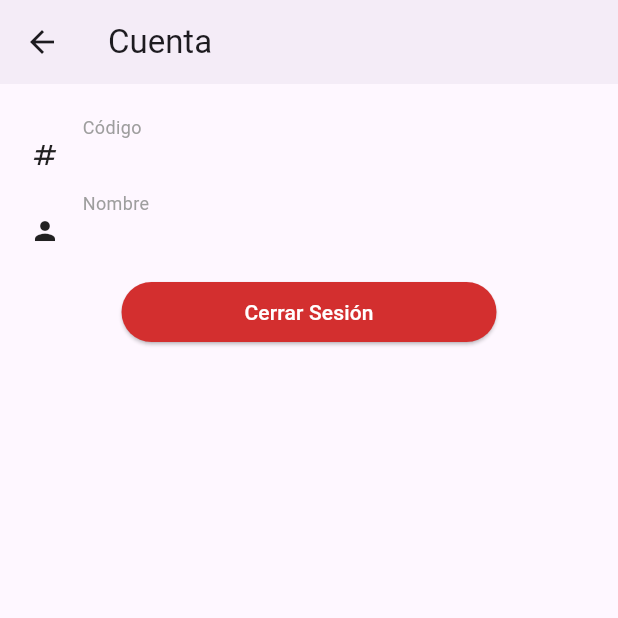
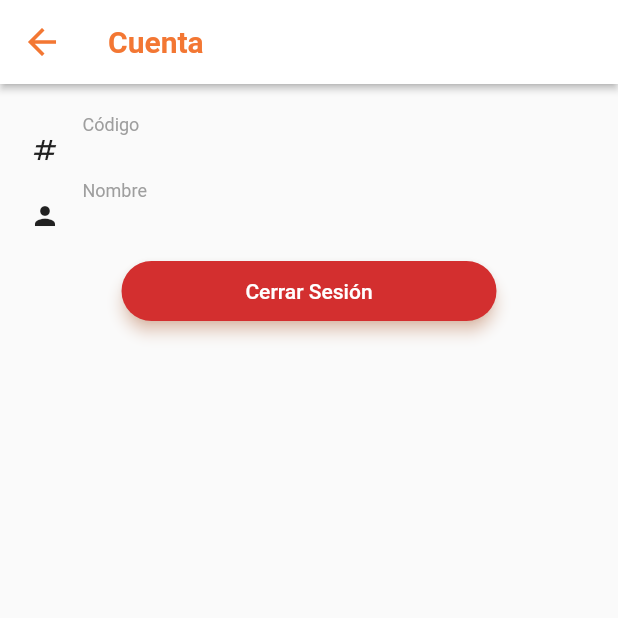
Before and after one commit to JesusPerezIMD/bconnect-darwin-app, a Flutter app: the AccountPage screen opened directly, on a phone screen of 412 x 824 dp, the top half of it. Run offline on Flutter 3.47's test engine with Material 2 defaults, Android fonts, the phone set to English and light mode, and no system bars; our stand-ins replace flutter_easyloading, geolocator, google_maps_flutter, share_plus, shared_preferences; missing offline and left inert: dart:html; accounts and stored records are empty; Roboto replaces fonts that are missing (Roboto-Bold).

Commit message:
APLICACION VACIA

```diff
--- /dev/null
+++ b/lib/app.dart
@@ -0,0 +1,33 @@
+import 'package:bconnect_darwin_app/app_route.dart';
+import 'package:bconnect_darwin_app/app_theme.dart';
+import 'package:bconnect_darwin_app/views/login_view.dart';
+import 'package:flutter/material.dart';
+import 'package:flutter_localizations/flutter_localizations.dart';
+
+class App extends StatelessWidget {
+  final Widget? home;
+  final String? token;
+
+  const App(
+      {this.home, this.token, Key? key, required TransitionBuilder builder})
+      : super(key: key);
+
+  @override
+  Widget build(BuildContext context) {
+    return MaterialApp(
+      debugShowCheckedModeBanner: false,
+      localizationsDelegates: const [
+        GlobalMaterialLocalizations.delegate,
+        GlobalWidgetsLocalizations.delegate,
+        GlobalCupertinoLocalizations.delegate,
+      ],
+      supportedLocales: const [
+        Locale('es', 'es_mx'),
+      ],
+      theme: AppTheme.lightTheme,
+      title: 'BConnect Forms - Clientes',
+      home: home ?? const LoginPage(),
+      routes: AppRoute.getRoutes(),
+    );
+  }
+}
--- a/lib/app_route.dart
+++ b/lib/app_route.dart
@@ -1,7 +1,7 @@
 import 'package:bconnect_darwin_app/models/bc_colaborador.dart';
 import 'package:bconnect_darwin_app/models/bc_user.dart';
 import 'package:bconnect_darwin_app/views/account/account_view.dart';
-import 'package:bconnect_darwin_app/views/encuestas/encuestas_view.dart';
+import 'package:bconnect_darwin_app/views/busqueda/busquedas_view.dart';
 import 'package:flutter/material.dart';
 
 import 'menu.dart';
@@ -31,7 +31,7 @@ class AppRoute {
       label: 'Inicio',
       route: 'Inicio',
       icon: Icons.edit_note,
-      screen: const EncuestasPage(),
+      screen: const BusquedasPage(),
     ),
     AppRouteItem(
       label: 'Cuenta',
--- /dev/null
+++ b/lib/app_theme.dart
@@ -0,0 +1,102 @@
+import 'package:flutter/material.dart';
+
+import 'helpers/fonts_helper.dart';
+
+class AppTheme {
+  static const double globalElevation = 0;
+  static const primaryColor = Color(0xFFF37733);
+  static const secundaryColor = Color(0xFF54585A);
+  static const primaryColorTxt = Color.fromARGB(100, 0, 0, 0);
+  static const secundaryColorTxt = Color.fromARGB(43, 0, 0, 0);
+  static const inputFillColor = Color.fromRGBO(242, 242, 242, 1);
+  static const inputBorderFillColor = Color(0xFF9FA1A4);
+  static const inputFontColor = Color.fromARGB(43, 0, 0, 0);
+  static const inputLabelColor = Color.fromARGB(255, 0, 0, 0);
+
+  static const Color primaryColorButtons = Color(0xFFF37733);
+
+  static const TextStyle titles = TextStyle(
+      fontSize: 30,
+      color: primaryColor,
+      fontFamily: FontsHelper.RobotoRegular,
+      fontWeight: FontWeight.w700);
+  static const TextStyle bConnect = TextStyle(
+      fontSize: 30,
+      color: Color(0xFF9FA1A4),
+      fontFamily: FontsHelper.RobotoBold);
+  static const TextStyle primaryColorAppBarTitle = TextStyle(
+      fontSize: 20,
+      color: primaryColor,
+      fontFamily: FontsHelper.RobotoBold,
+      fontWeight: FontWeight.bold);
+  static const TextStyle subtitles = TextStyle(
+      fontSize: 15, color: primaryColorTxt, fontFamily: FontsHelper.RobotoBold);
+  static const TextStyle labelInputText = TextStyle(
+      fontSize: 15,
+      color: secundaryColorTxt,
+      fontFamily: FontsHelper.RobotoRegular,
+      fontWeight: FontWeight.w400);
+  static const TextStyle copyRight = TextStyle(
+      fontSize: 11,
+      color: secundaryColorTxt,
+      fontFamily: FontsHelper.RobotoBold,
+      fontWeight: FontWeight.w400);
+  static const TextStyle waterTitle = TextStyle(
+      fontSize: 17,
+      color: secundaryColor,
+      fontFamily: FontsHelper.RobotoBold,
+      fontWeight: FontWeight.w400);
+  static const TextStyle waterSubTitle = TextStyle(
+      fontSize: 25,
+      color: Colors.black,
+      fontFamily: FontsHelper.RobotoBold,
+      fontWeight: FontWeight.w700);
+  static const TextStyle waterSubTitleSmall = TextStyle(
+      fontSize: 16,
+      color: Colors.black,
+      fontFamily: FontsHelper.RobotoBold,
+      fontWeight: FontWeight.w700);
+  static ThemeData lightTheme = ThemeData.light().copyWith(
+    primaryColor: primaryColor,
+    appBarTheme: const AppBarTheme(
+      centerTitle: false,
+      elevation: globalElevation,
+      backgroundColor: Colors.white,
+      titleTextStyle: primaryColorAppBarTitle,
+      iconTheme: IconThemeData(
+        size: 28,
+        color: primaryColorButtons, //change your color here
+      ),
+    ),
+    listTileTheme: const ListTileThemeData(
+      iconColor: primaryColor,
+    ),
+    floatingActionButtonTheme: const FloatingActionButtonThemeData(
+        backgroundColor: primaryColorButtons),
+    textButtonTheme: TextButtonThemeData(
+        style: TextButton.styleFrom(backgroundColor: secundaryColor)),
+    elevatedButtonTheme: ElevatedButtonThemeData(
+      style: ElevatedButton.styleFrom(
+        shadowColor: primaryColorButtons.withOpacity(.6),
+        elevation: 4,
+        backgroundColor: primaryColorButtons,
+        shape: RoundedRectangleBorder(
+          borderRadius: BorderRadius.circular(5),
+        ),
+      ),
+    ),
+    inputDecorationTheme: const InputDecorationTheme(
+      fillColor: Color.fromARGB(100, 232, 232, 232),
+      hintStyle: TextStyle(fontSize: 18, color: inputFontColor),
+      floatingLabelStyle: TextStyle(
+          color: inputLabelColor, fontSize: 18, fontWeight: FontWeight.bold),
+      floatingLabelBehavior: FloatingLabelBehavior.always,
+      labelStyle: TextStyle(
+          color: inputLabelColor, fontSize: 18, fontWeight: FontWeight.bold),
+      iconColor: inputFontColor,
+      prefixIconColor: inputFontColor,
+      suffixIconColor: inputFontColor,
+      focusColor: inputFontColor,
+    ),
+  );
+}
--- a/lib/components/navigation_bar_component.dart
+++ b/lib/components/navigation_bar_component.dart
@@ -1,7 +1,7 @@
 import 'package:bconnect_darwin_app/app_route.dart';
 import 'package:bconnect_darwin_app/env.dart';
 import 'package:bconnect_darwin_app/helpers/preferences_helper.dart';
-import 'package:bconnect_forms_clientes/views/encuestas/encuestas_view.dart';
+import 'package:bconnect_darwin_app/views/busqueda/busquedas_view.dart';
 import 'package:flutter/material.dart';
 import 'package:url_launcher/url_launcher.dart';
 
@@ -48,7 +48,7 @@ class _NavigationBarComponenetState extends State<NavigationBarComponenet> {
           context,
           PageRouteBuilder(
             pageBuilder: (context, animation1, animation2) =>
-                const EncuestasPage(),
+                const BusquedasPage(),
             transitionDuration: Duration.zero,
             reverseTransitionDuration: Duration.zero,
           ),
--- a/lib/views/account/account_view.dart
+++ b/lib/views/account/account_view.dart
@@ -1,5 +1,5 @@
 import 'package:bconnect_darwin_app/models/bc_colaborador.dart';
-import 'package:bconnect_forms_clientes/views/encuestas/encuestas_view.dart';
+import 'package:bconnect_darwin_app/views/busqueda/busquedas_view.dart';
 import 'package:flutter/material.dart';
 import 'package:bconnect_darwin_app/helpers/preferences_helper.dart';
 import 'package:bconnect_darwin_app/models/bc_user.dart';
@@ -118,7 +118,7 @@ class _AccountPageState extends State<AccountPage> {
                     context,
                     MaterialPageRoute<void>(
                         builder: (BuildContext context) =>
-                            const EncuestasPage()),
+                            const BusquedasPage()),
                     (route) => false);
               },
               style: ButtonStyle(
```
Also changed, not shown: lib/main.dart (+23 -117 lines), lib/views/busqueda/busquedas_view.dart (added, +38 -0 lines), 1 other file.
